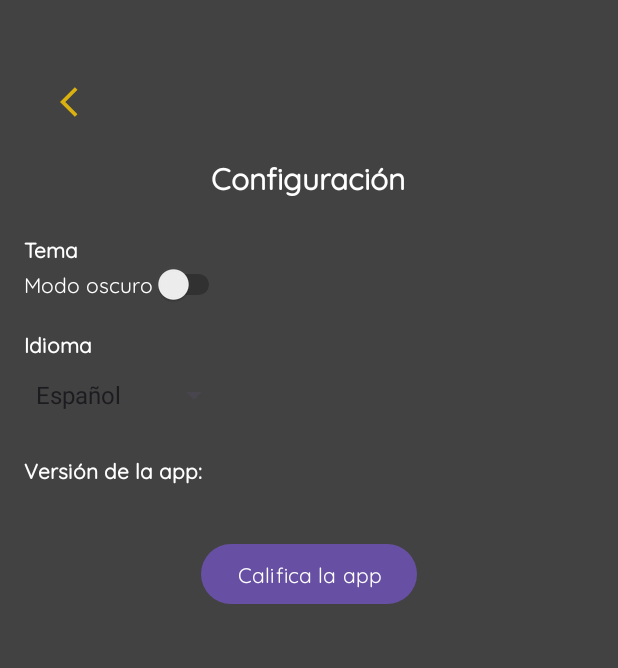
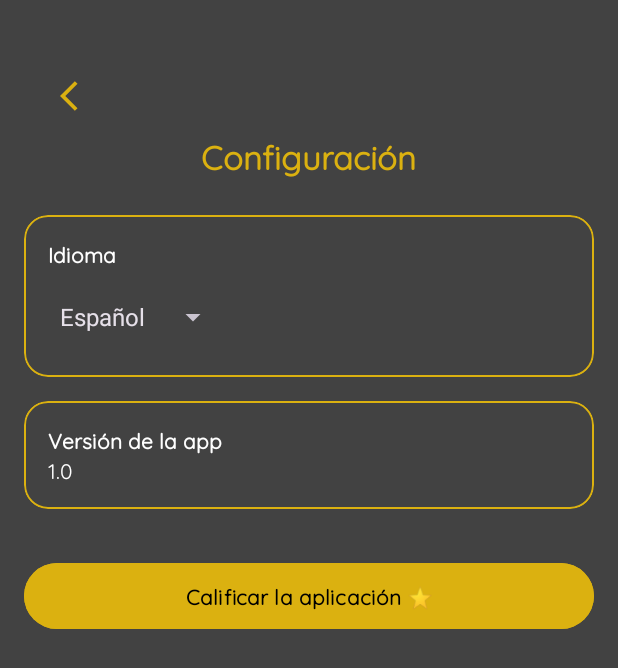
Before and after one commit to MarioCaveroPerez/LolApp, an Android app: the SettingsActivity screen opened directly, with no data from a screen before it, on a phone screen of 412 x 824 dp. Shown: the top 668 px of the screen. Run offline under Robolectric (Android 15) with nearby library versions, the phone set to English and light mode, and no system bars.

Commit message:
terminado a medias

```diff
--- a/app/src/main/java/com/example/lolapp/Activities/Settings/SettingsActivity.kt
+++ b/app/src/main/java/com/example/lolapp/Activities/Settings/SettingsActivity.kt
@@ -1,51 +1,70 @@
 package com.example.lolapp.Activities.Settings
 
 import android.content.Intent
+import android.content.res.Configuration
 import android.net.Uri
 import android.os.Bundle
+import android.preference.PreferenceManager
 import android.widget.ArrayAdapter
 import android.widget.Button
 import android.widget.Spinner
-import android.widget.Switch
-import android.widget.TextView
 import androidx.appcompat.app.AppCompatActivity
 import com.example.lolapp.R
 import com.example.lolapp.databinding.ActivityDetailChampionsBinding
 import com.example.lolapp.databinding.ActivitySettingsBinding
+import java.util.Locale
 
 class SettingsActivity : AppCompatActivity() {
 
     private lateinit var binding: ActivitySettingsBinding
-
-    private lateinit var switchTheme: Switch
     private lateinit var spinnerLanguage: Spinner
-    private lateinit var tvAppVersion: TextView
     private lateinit var btnRateApp: Button
 
     override fun onCreate(savedInstanceState: Bundle?) {
+        val prefs = PreferenceManager.getDefaultSharedPreferences(this)
+        val lang = prefs.getString("language", "es") ?: "es"
+        setLocale(lang)
+
         super.onCreate(savedInstanceState)
 
         binding = ActivitySettingsBinding.inflate(layoutInflater)
         setContentView(binding.root)
 
-        switchTheme = binding.switchTheme
         spinnerLanguage = binding.spinnerLanguage
-        tvAppVersion = binding.tvAppVersion
         btnRateApp = binding.btnRateApp
-
-        // Configurar versión de la app
-        val versionName = packageManager.getPackageInfo(packageName, 0).versionName
-        tvAppVersion.text = versionName
 
         // Configurar spinner de idioma
         val languages = resources.getStringArray(R.array.languages)
         spinnerLanguage.adapter =
             ArrayAdapter(this, android.R.layout.simple_spinner_dropdown_item, languages)
 
-        // Switch de tema (solo ejemplo, no aplica cambios aquí)
-        switchTheme.isChecked = false // Light por defecto
-        switchTheme.setOnCheckedChangeListener { _, isChecked ->
-            // Aquí puedes cambiar tema de la app
+
+        spinnerLanguage.setSelection(
+            when (lang) {
+                "es" -> 0
+                "en" -> 1
+                "fr" -> 2
+                else -> 0
+            }
+        )
+
+        spinnerLanguage.onItemSelectedListener = object : android.widget.AdapterView.OnItemSelectedListener {
+            override fun onItemSelected(parent: android.widget.AdapterView<*>, view: android.view.View?, position: Int, id: Long) {
+                val selectedLanguage = when (position) {
+                    0 -> "es"
+                    1 -> "en"
+                    2 -> "fr"
+                    else -> "es"
+                }
+
+                val currentLang = prefs.getString("language", "es")
+                if (currentLang != selectedLanguage) {
+                    setLocale(selectedLanguage)
+                    recreate() // Recargar actividad con idioma actualizado
+                }
+            }
+
+            override fun onNothingSelected(parent: android.widget.AdapterView<*>) {}
         }
 
         // Botón de calificar
@@ -59,9 +78,20 @@ class SettingsActivity : AppCompatActivity() {
                 )
             } catch (e: Exception) {}
         }
-        val button = binding.buttonback
+        val button = binding.buttonBack
         button.setOnClickListener {
             onBackPressedDispatcher.onBackPressed()
         }
     }
+
+    private fun setLocale(languageCode: String) {
+        val locale = Locale(languageCode)
+        Locale.setDefault(locale)
+        val config = Configuration()
+        config.setLocale(locale)
+        baseContext.resources.updateConfiguration(config, baseContext.resources.displayMetrics)
+
+        val prefs = PreferenceManager.getDefaultSharedPreferences(this)
+        prefs.edit().putString("language", languageCode).apply()
+    }
 }
--- a/app/src/main/res/layout/activity_settings.xml
+++ b/app/src/main/res/layout/activity_settings.xml
@@ -1,31 +1,25 @@
 <?xml version="1.0" encoding="utf-8"?>
-<LinearLayout xmlns:android="http://schemas.android.com/apk/res/android"
+<ScrollView xmlns:android="http://schemas.android.com/apk/res/android"
     xmlns:app="http://schemas.android.com/apk/res-auto"
-    android:layout_width="match_parent"
-    android:layout_height="match_parent">
-
-    <ScrollView
     android:layout_width="match_parent"
     android:layout_height="match_parent"
     android:background="@color/cardview_dark_background"
     android:padding="16dp">
 
-
     <LinearLayout
         android:layout_width="match_parent"
         android:layout_height="wrap_content"
-            android:layout_marginTop="16dp"
         android:orientation="vertical">
 
+        <!-- Botón de retroceso -->
         <ImageButton
-                android:id="@+id/buttonback"
+            android:id="@+id/buttonBack"
             android:layout_width="48dp"
             android:layout_height="48dp"
-                android:layout_margin="12dp"
+            android:layout_marginTop="24dp"
+            android:layout_marginStart="12dp"
             android:background="@android:color/transparent"
             android:src="@drawable/ic_back"
-                app:layout_constraintStart_toStartOf="parent"
-                app:layout_constraintTop_toTopOf="parent"
             app:tint="@color/gold" />
 
         <!-- Título -->
@@ -35,73 +29,93 @@
             android:layout_gravity="center"
             android:layout_marginBottom="24dp"
             android:fontFamily="@font/quicksand_regular"
-                android:text="Configuración"
-                android:textColor="@color/white"
-                android:textSize="20sp"
-                android:textStyle="bold" />
+            android:textStyle="bold"
+            android:text="@string/configuraci_n"
+            android:textColor="@color/gold"
+            android:textSize="22sp" />
 
-            <!-- Tema -->
+
+        <!-- Card Idioma -->
+        <com.google.android.material.card.MaterialCardView
+            android:layout_width="match_parent"
+            android:layout_height="wrap_content"
+            android:layout_marginBottom="16dp"
+            app:cardCornerRadius="16dp"
+            app:cardBackgroundColor="@color/cardview_dark_background"
+            app:strokeColor="@color/gold"
+            app:strokeWidth="1dp">
+
+            <LinearLayout
+                android:layout_width="match_parent"
+                android:layout_height="wrap_content"
+                android:orientation="vertical"
+                android:padding="16dp">
+
                 <TextView
                     android:layout_width="wrap_content"
                     android:layout_height="wrap_content"
+                    android:text="@string/idioma"
+                    android:textColor="@color/white"
                     android:fontFamily="@font/quicksand_regular"
-                android:text="Tema"
-                android:textColor="@color/white"
-                android:textStyle="bold" />
-
-            <Switch
-                android:id="@+id/switchTheme"
-                android:layout_width="wrap_content"
-                android:layout_height="wrap_content"
-                android:layout_marginBottom="16dp"
-                android:fontFamily="@font/quicksand_regular"
-                android:text="Modo oscuro"
-                android:textColor="@color/white" />
-
-            <!-- Idioma -->
-            <TextView
-                android:layout_width="wrap_content"
-                android:layout_height="wrap_content"
-                android:fontFamily="@font/quicksand_regular"
-                android:text="Idioma"
-                android:textColor="@color/white"
-                android:textStyle="bold" />
+                    android:textStyle="bold"/>
 
                 <Spinner
                     android:id="@+id/spinnerLanguage"
                     android:layout_width="wrap_content"
                     android:layout_height="wrap_content"
+                    android:entries="@array/languages"
+                    android:spinnerMode="dropdown"
+                    android:layout_marginTop="8dp"
+                    android:fontFamily="@font/quicksand_regular" />
+            </LinearLayout>
+        </com.google.android.material.card.MaterialCardView>
+
+        <!-- Card Versión -->
+        <com.google.android.material.card.MaterialCardView
+            android:layout_width="match_parent"
+            android:layout_height="wrap_content"
             android:layout_marginBottom="16dp"
-                android:entries="@array/languages"
-                android:fontFamily="@font/quicksand_regular"
-                android:spinnerMode="dropdown" />
+            app:cardCornerRadius="16dp"
+            app:cardBackgroundColor="@color/cardview_dark_background"
+            app:strokeColor="@color/gold"
+            app:strokeWidth="1dp">
 
-            <!-- Versión de la app -->
+            <LinearLayout
+                android:layout_width="match_parent"
+                android:layout_height="wrap_content"
+                android:orientation="vertical"
+                android:padding="16dp">
+
                 <TextView
                     android:layout_width="wrap_content"
                     android:layout_height="wrap_content"
+                    android:text="@string/versi_n_de_la_app"
+                    android:textColor="@color/white"
                     android:fontFamily="@font/quicksand_regular"
-                android:text="Versión de la app:"
-                android:textColor="@color/white"
-                android:textStyle="bold" />
+                    android:textStyle="bold"/>
 
                 <TextView
                     android:id="@+id/tvAppVersion"
                     android:layout_width="wrap_content"
                     android:layout_height="wrap_content"
-                android:layout_marginBottom="16dp"
                     android:fontFamily="@font/quicksand_regular"
                     android:text="@string/version"
                     android:textColor="@color/white" />
+            </LinearLayout>
+        </com.google.android.material.card.MaterialCardView>
 
         <!-- Calificar la app -->
         <Button
             android:id="@+id/btnRateApp"
-                android:layout_width="wrap_content"
+            android:layout_width="match_parent"
             android:layout_height="wrap_content"
-                android:layout_gravity="center"
+            android:text="@string/calificar_la_aplicaci_n"
+            android:backgroundTint="@color/gold"
+            android:textColor="@color/black"
             android:fontFamily="@font/quicksand_regular"
-                android:text="Califica la app" />
+            android:textStyle="bold"
+            android:padding="12dp"
+            android:layout_marginTop="16dp" />
+
     </LinearLayout>
 </ScrollView>
-</LinearLayout>
--- a/app/src/main/res/layout/fragment_domination.xml
+++ b/app/src/main/res/layout/fragment_domination.xml
@@ -13,7 +13,7 @@
         android:id="@+id/tvRuneTitle"
         android:layout_width="match_parent"
         android:layout_height="wrap_content"
-        android:text="DOMINACIÓN"
+        android:text="@string/dominaci_n"
         android:textStyle="bold"
         android:textSize="22sp"
         android:gravity="center"
--- a/app/src/main/res/layout/fragment_general.xml
+++ b/app/src/main/res/layout/fragment_general.xml
@@ -41,7 +41,7 @@
                         android:layout_width="wrap_content"
                         android:layout_height="wrap_content"
                         android:fontFamily="@font/quicksand_regular"
-                        android:text="HP"
+                        android:text="@string/hp"
                         android:textColor="@color/gold"
                         android:textSize="14sp"
                         android:textStyle="bold" />
--- a/app/src/main/res/layout/fragment_inspiration.xml
+++ b/app/src/main/res/layout/fragment_inspiration.xml
@@ -13,7 +13,7 @@
         android:id="@+id/tvRuneTitle"
         android:layout_width="match_parent"
         android:layout_height="wrap_content"
-        android:text="INSPIRACION"
+        android:text="@string/inspiracion"
         android:textStyle="bold"
         android:textSize="22sp"
         android:gravity="center"
--- a/app/src/main/res/layout/fragment_lore.xml
+++ b/app/src/main/res/layout/fragment_lore.xml
@@ -8,7 +8,8 @@
 
     <ScrollView
         android:layout_width="match_parent"
-        android:layout_height="match_parent">
+        android:layout_height="match_parent"
+        tools:ignore="UselessParent">
 
         <androidx.cardview.widget.CardView
             android:layout_width="match_parent"
--- a/app/src/main/res/layout/fragment_precision.xml
+++ b/app/src/main/res/layout/fragment_precision.xml
@@ -13,7 +13,7 @@
         android:id="@+id/tvRuneTitle"
         android:layout_width="match_parent"
         android:layout_height="wrap_content"
-        android:text="PRECISION"
+        android:text="@string/precision"
         android:textStyle="bold"
         android:textSize="22sp"
         android:gravity="center"
--- a/app/src/main/res/layout/fragment_rune_detail_dialog.xml
+++ b/app/src/main/res/layout/fragment_rune_detail_dialog.xml
@@ -10,7 +10,7 @@
         android:id="@+id/ivRuneIcon"
         android:layout_width="80dp"
         android:layout_height="80dp"
-        android:layout_gravity="center_horizontal"/>
+        android:layout_gravity="center_horizontal" />
 
     <TextView
         android:id="@+id/tvRuneName"
--- a/app/src/main/res/layout/fragment_valor.xml
+++ b/app/src/main/res/layout/fragment_valor.xml
@@ -13,7 +13,7 @@
         android:id="@+id/tvRuneTitle"
         android:layout_width="match_parent"
         android:layout_height="wrap_content"
-        android:text="VALOR"
+        android:text="@string/valor"
         android:textStyle="bold"
         android:textSize="22sp"
         android:gravity="center"
--- /dev/null
+++ b/app/src/main/res/values/arrays.xml
@@ -0,0 +1,8 @@
+<?xml version="1.0" encoding="utf-8"?>
+<resources>
+    <string-array name="languages">
+        <item>Español</item>
+        <item>Inglés</item>
+        <item>Francés</item>
+    </string-array>
+</resources>
--- a/app/src/main/res/values/strings.xml
+++ b/app/src/main/res/values/strings.xml
@@ -10,22 +10,34 @@
     <string name="habilidades">Habilidades</string>
     <string name="skins">Skins</string>
     <string name="lore">Lore</string>
-    <!-- TODO: Remove or change this placeholder text -->
     <string name="hello_blank_fragment">Hello blank fragment</string>
     <string name="skin_name">Skin Name</string>
     <string name="estad_sticas_del_campe_n">Estadísticas del Campeón</string>
     <string name="stats">Stats</string>
     <string name="version">1.0</string>
     <string name="ITEMS">ITEMS</string>
-
-    <string-array name="languages">
-        <item>Español</item>
-        <item>English</item>
-        <item>Français</item>
-        <item>Deutsch</item>
-        <item>Português</item>
-        <item>中文</item>
-        <item>日本語</item>
-    </string-array>
-
+    <string name="volver">Volver</string>
+    <string name="PropositoApp">Esta aplicación permite consultar información detallada sobre campeones, runas e ítems de League of Legends, incluyendo estadísticas, habilidades, skins, lore y descripciones completas de cada apartado.</string>
+    <string name="funcionalidades">Funcionalidades</string>
+    <string name="FuncionalidadesApp">• Consultar información detallada de campeones, runas e ítems\n\n• Ver estadísticas, habilidades y lore de los campeones\n\n• Explorar todas las skins disponibles pudiendo descargarlas en tu movil\n\n• Consultar información sobre los items de la Grieta del Invocador\n\n• Consultar información sobre las runas</string>    <string name="creditos">Créditos</string>
+    <string name="CreditosApp">Datos proporcionados por Data Dragon (Riot Games)\nDesarrollador: MarioCvPz</string>
+    <string name="contacto_soporte">Contacto / Soporte</string>
+    <string name="correo">Email: mariocvpz@gmail.com\nGitHub: github.com/mariocvpz</string>
+    <string name="Disclaimer">Esta app es un proyecto de terceros y no está afiliada ni respaldada por Riot Games. Toda la información mostrada es únicamente con fines educativos y de referencia.</string>
+    <string name="Copyright">League of Legends © Riot Games, Inc. Todos los derechos reservados.</string>
+    <string name="MadeWithLove">Made with ❤️ By Mario 😎</string>
+    <string name="configuraci_n">Configuración</string>
+    <string name="idioma">Idioma</string>
+    <string name="versi_n_de_la_app">Versión de la app</string>
+    <string name="calificar_la_aplicaci_n">Calificar la aplicación ⭐</string>
+    <string name="item_name">Item Name</string>
+    <string name="_0_gold">0 Gold</string>
+    <string name="item_description">Item description</string>
+    <string name="from">FROM:</string>
+    <string name="to">TO:</string>
+    <string name="dominaci_n">DOMINACIÓN</string>
+    <string name="hp">HP</string>
+    <string name="inspiracion">INSPIRACION</string>
+    <string name="precision">PRECISION</string>
+    <string name="valor">VALOR</string>
 </resources>
```
Also changed, not shown: app/src/main/java/com/example/lolapp/Activities/Champions/MainActivity.kt (+10 -0 lines), app/src/main/java/com/example/lolapp/Activities/Items/ItemsActivity.kt (+11 -2 lines), app/src/main/java/com/example/lolapp/Activities/Runes/RunesActivity.kt (+12 -2 lines), app/src/main/res/layout/activity_info.xml (+18 -13 lines), app/src/main/res/layout/bottom_sheet_item_detail.xml (+8 -6 lines), 2 other files. Lines whose indentation alone changed are shown as unchanged.
